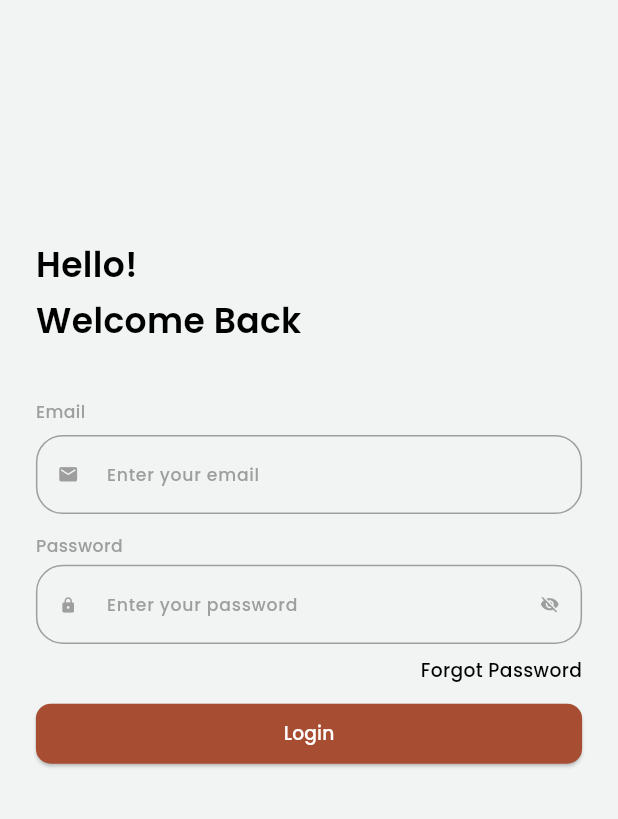
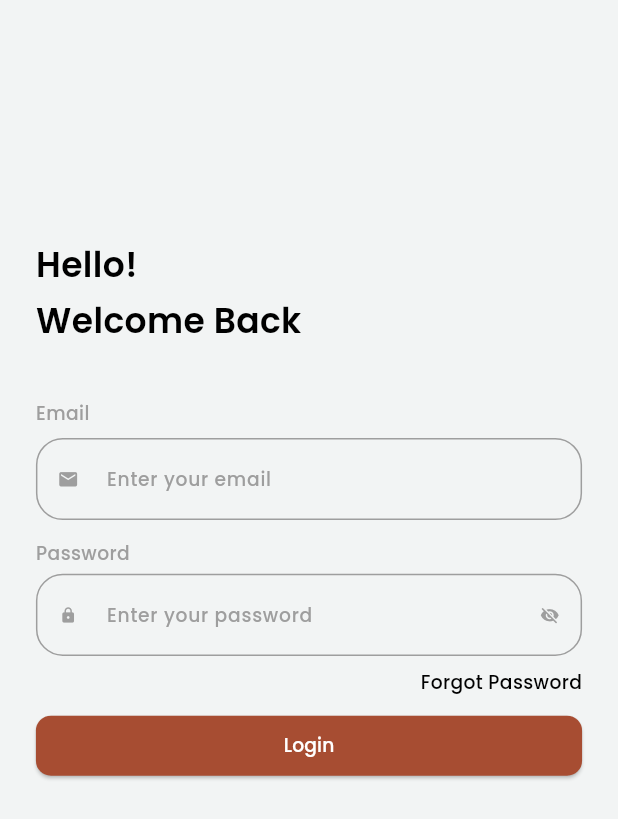
Before and after one commit to Nitin-U/cleanerapp, a Flutter app: the screen it shows after launch, on a phone screen of 412 x 824 dp. Shown: the top 819 px of the screen. Run offline on Flutter 3.47's test engine with Material 3 defaults, Android fonts, the phone set to English and light mode, and no system bars; our stand-ins replace flutter_screenutil, google_fonts, pinput.

Commit message:
increased the font size of the dashboardlabelfontmini grey

```diff
--- a/lib/utils/style.dart
+++ b/lib/utils/style.dart
@@ -13,7 +13,7 @@ TextStyle get dashboardlablefontbrown {
 TextStyle get dashboardlablefontgrey {
   return GoogleFonts.poppins(
       fontWeight: FontWeight.w500,
-      fontSize: 12.sp,
+      fontSize: 13.sp,
       color: CleanerAppcolors.primarygreycolor);
 }
 
```
